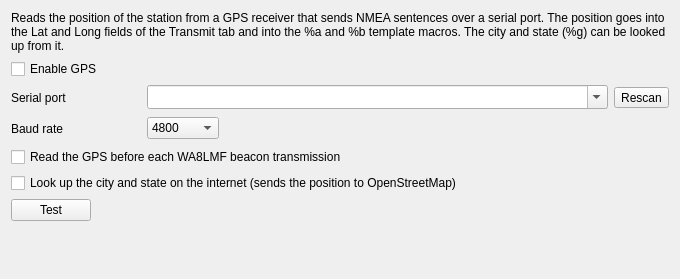
Qt form src/config/gpsconfig.ui (jbdubbs/QSSTV-Experimental) before a commit.
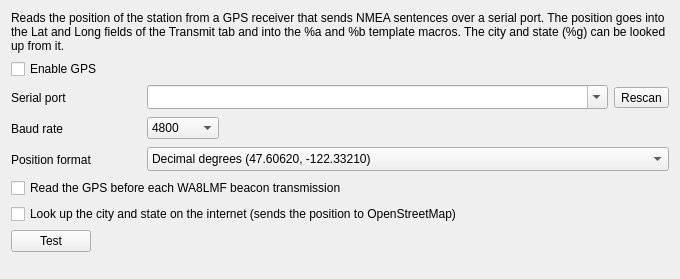
The same form after that commit.

Commit message: Position format option: degrees and decimal minutes (APRS/NMEA) for Lat/Long and %a/%b (#133)

Diff of the .ui file:
```diff
--- a/src/config/gpsconfig.ui
+++ b/src/config/gpsconfig.ui
@@ -150,6 +150,52 @@
      </item>
     </layout>
    </item>
+   <item>
+    <layout class="QHBoxLayout" name="formatLayout">
+     <item>
+      <widget class="QLabel" name="formatLabel">
+       <property name="minimumSize">
+        <size>
+         <width>130</width>
+         <height>25</height>
+        </size>
+       </property>
+       <property name="text">
+        <string>Position format</string>
+       </property>
+      </widget>
+     </item>
+     <item>
+      <widget class="QComboBox" name="formatComboBox">
+       <property name="sizePolicy">
+        <sizepolicy hsizetype="Expanding" vsizetype="Fixed">
+         <horstretch>0</horstretch>
+         <verstretch>0</verstretch>
+        </sizepolicy>
+       </property>
+       <property name="toolTip">
+        <string>How the Lat and Long boxes and the %a and %b macros show the position. In the minutes format a position typed in any notation is converted when you leave the box.</string>
+       </property>
+       <property name="sizeAdjustPolicy">
+        <enum>QComboBox::AdjustToMinimumContentsLengthWithIcon</enum>
+       </property>
+       <property name="minimumContentsLength">
+        <number>16</number>
+       </property>
+       <item>
+        <property name="text">
+         <string>Decimal degrees (47.60620, -122.33210)</string>
+        </property>
+       </item>
+       <item>
+        <property name="text">
+         <string>Degrees and decimal minutes, APRS / NMEA (47 36.37N, 122 19.93W)</string>
+        </property>
+       </item>
+      </widget>
+     </item>
+    </layout>
+   </item>
    <item>
     <widget class="QCheckBox" name="beaconRefreshCheckBox">
      <property name="toolTip">
```
The commit also changes 16 other files.
